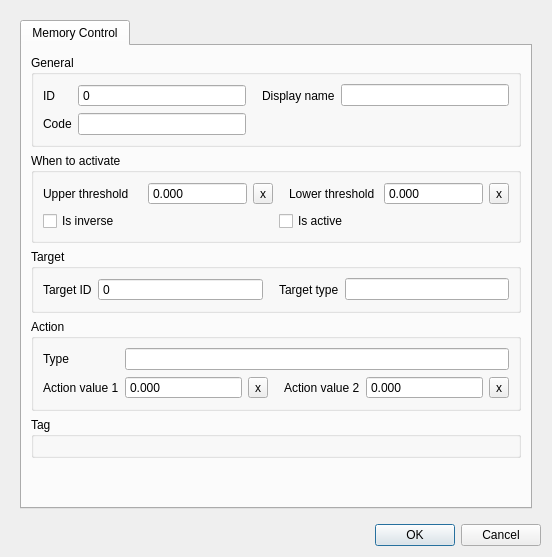
Above: threedi_schematisation_editor/forms/ui/memory_control.ui from nens/threedi-schematisation-editor before the change. Below: the same form after it.
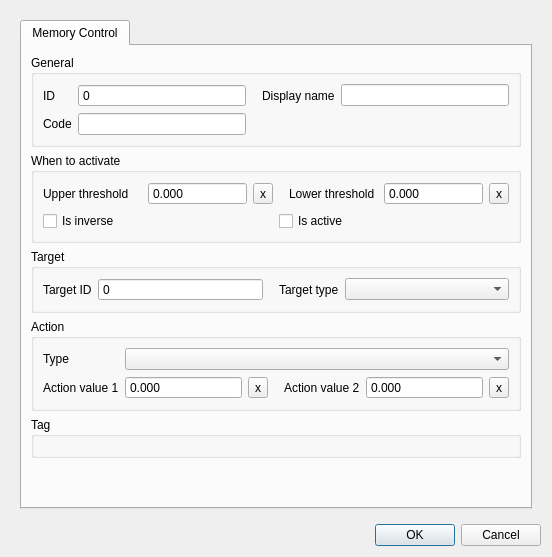
That is the form after the change.

```diff
--- a/threedi_schematisation_editor/forms/ui/memory_control.ui
+++ b/threedi_schematisation_editor/forms/ui/memory_control.ui
@@ -371,7 +371,7 @@
                </widget>
               </item>
               <item row="0" column="1" colspan="5">
-               <widget class="QLineEdit" name="action_type"/>
+               <widget class="QComboBox" name="action_type"/>
               </item>
              </layout>
             </widget>
@@ -449,9 +449,12 @@
                </widget>
               </item>
               <item row="0" column="3">
-               <widget class="QLineEdit" name="target_type">
-                <property name="readOnly">
-                 <bool>true</bool>
+               <widget class="QComboBox" name="target_type">
+                <property name="sizePolicy">
+                 <sizepolicy hsizetype="MinimumExpanding" vsizetype="Fixed">
+                  <horstretch>0</horstretch>
+                  <verstretch>0</verstretch>
+                 </sizepolicy>
                 </property>
                </widget>
               </item>
```
Left out of the diff: 18 changed lines with no effect on the pictures.
